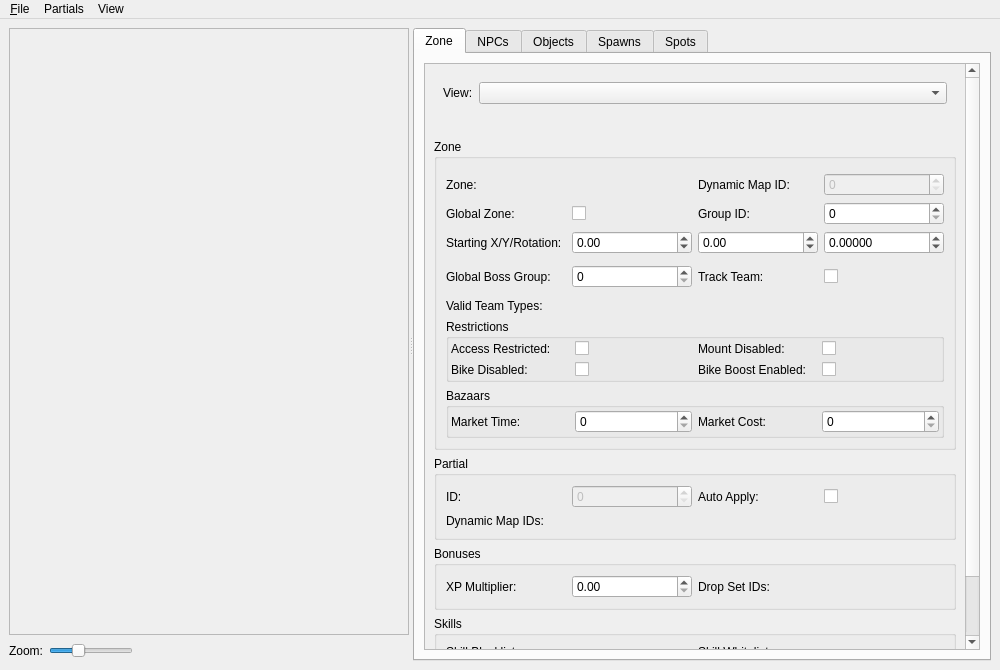
First picture: the form in tools/cathedral/ui/ZoneWindow.ui, repository comphack/comp_hack, before the edit.
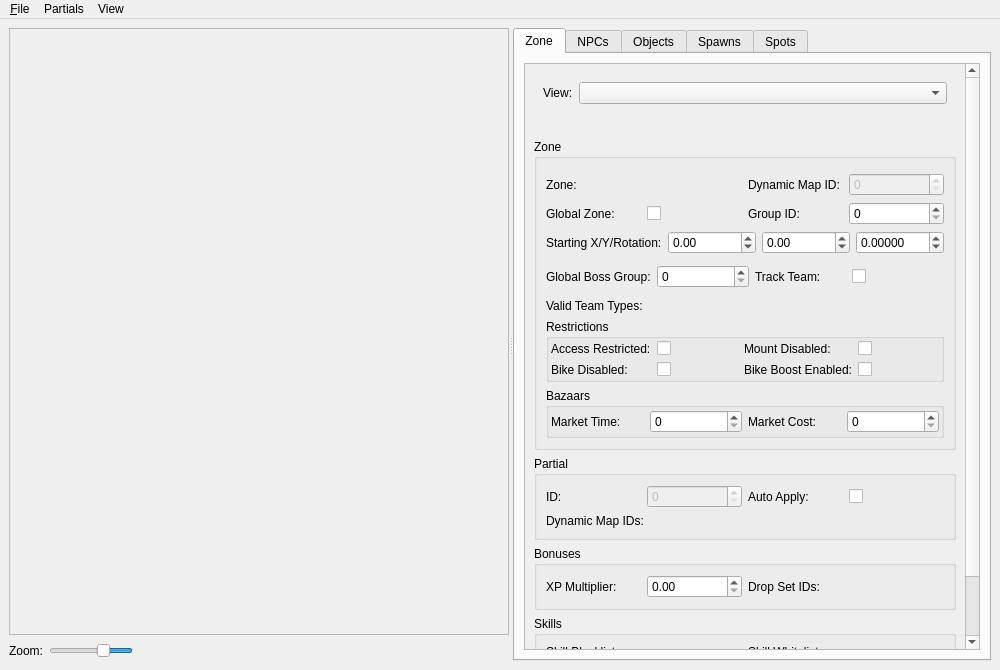
Second picture: the form after the edit. Custom widgets are drawn as their Qt base class.

The edit to the form file:
```diff
--- a/tools/cathedral/ui/ZoneWindow.ui
+++ b/tools/cathedral/ui/ZoneWindow.ui
@@ -32,7 +32,7 @@
        </property>
        <property name="minimumSize">
         <size>
-         <width>400</width>
+         <width>500</width>
          <height>0</height>
         </size>
        </property>
@@ -62,7 +62,7 @@
             <rect>
              <x>0</x>
              <y>0</y>
-             <width>398</width>
+             <width>498</width>
              <height>601</height>
             </rect>
            </property>
@@ -96,7 +96,7 @@
              <number>5</number>
             </property>
             <property name="pageStep">
-             <number>100</number>
+             <number>25</number>
             </property>
             <property name="sliderPosition">
              <number>100</number>
@@ -104,6 +104,9 @@
             <property name="orientation">
              <enum>Qt::Horizontal</enum>
             </property>
+            <property name="invertedAppearance">
+             <bool>true</bool>
+            </property>
            </widget>
           </item>
           <item>
@@ -157,7 +160,7 @@
              <rect>
               <x>0</x>
               <y>0</y>
-              <width>551</width>
+              <width>451</width>
               <height>585</height>
              </rect>
             </property>
```
